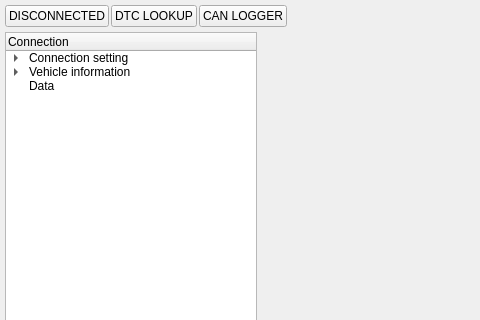
fearricepudding/ECUPWN_APP, file ui/splash.ui: the form before one commit; both pictures show x 0 to 480 and y 0 to 320 of the 1198 by 656 pixel window.
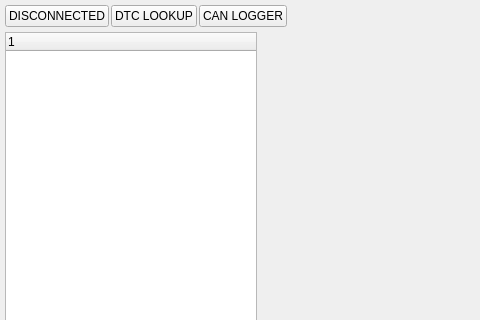
The form after the commit. Icons and pictures are not drawn.

Diff of the .ui file:
```diff
--- a/ui/splash.ui
+++ b/ui/splash.ui
@@ -106,39 +106,9 @@
         </property>
         <column>
          <property name="text">
-          <string>Connection</string>
+          <string/>
          </property>
         </column>
-        <item>
-         <property name="text">
-          <string>Connection setting </string>
-         </property>
-         <item>
-          <property name="text">
-           <string>ECUPWN Config</string>
-          </property>
-         </item>
-         <item>
-          <property name="text">
-           <string>Vehicle connection</string>
-          </property>
-         </item>
-        </item>
-        <item>
-         <property name="text">
-          <string>Vehicle information</string>
-         </property>
-         <item>
-          <property name="text">
-           <string>ECU Data</string>
-          </property>
-         </item>
-        </item>
-        <item>
-         <property name="text">
-          <string>Data</string>
-         </property>
-        </item>
        </widget>
       </item>
       <item>
```
Left out of the diff: 1 changed line with no effect on the pictures.
